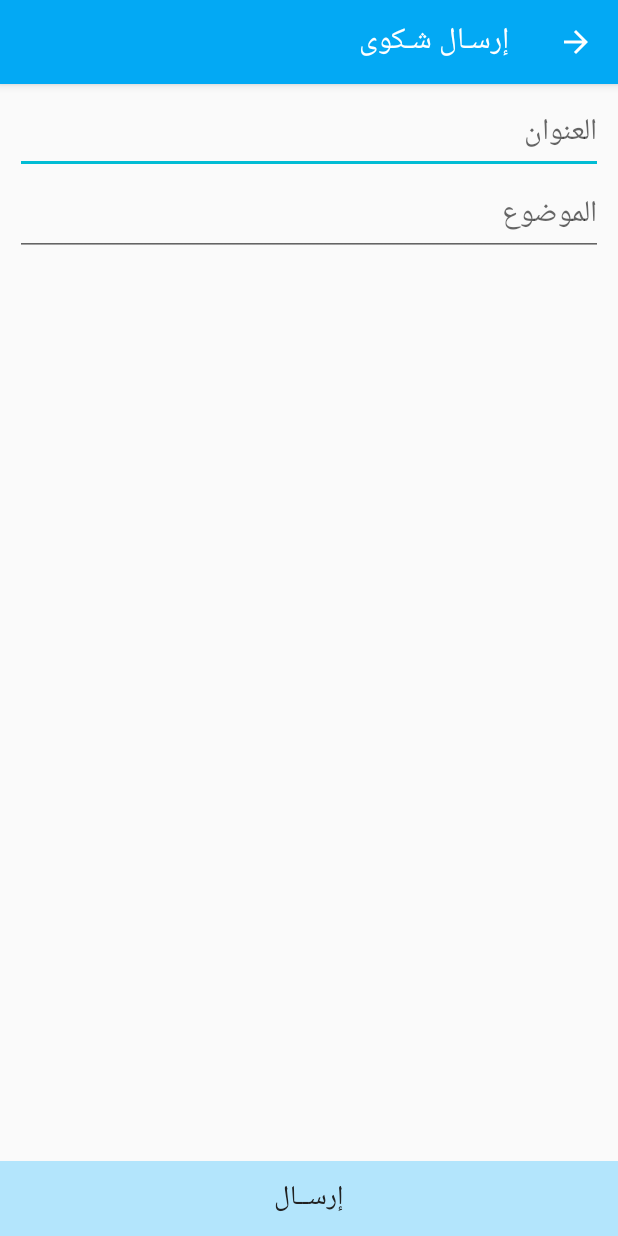
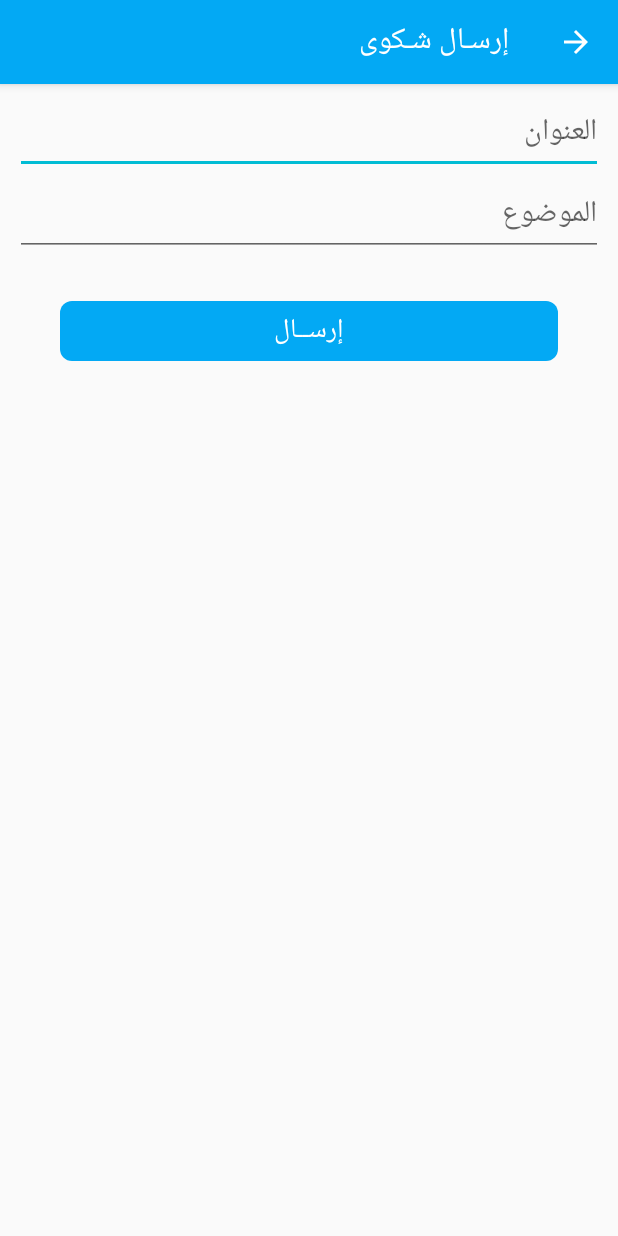
Before and after one commit to mwakeelable/maktabi, an Android app: the ComposeComplaintActivity screen opened directly, with no data from a screen before it, on a phone screen of 412 x 824 dp. Run offline under Robolectric (Android 15) with nearby library versions, the phone set to English and light mode, and no system bars; our stand-ins replace Volley; libraries missing offline, so code that uses them is left out: com.afollestad.materialdialogs.

Commit message:
fix post complaint

```diff
--- a/app/src/main/res/layout/content_compose_complaint.xml
+++ b/app/src/main/res/layout/content_compose_complaint.xml
@@ -9,28 +9,9 @@
     tools:context="com.linked_sys.maktabi.activities.ComposeComplaintActivity"
     tools:showIn="@layout/activity_compose_complaint">
 
-
-    <LinearLayout
-        android:id="@+id/btnComposeComplaint"
-        android:layout_width="match_parent"
-        android:layout_height="50dp"
-        android:layout_alignParentBottom="true"
-        android:background="@color/colorPrimaryLight"
-        android:gravity="center">
-
-        <TextView
-            android:layout_width="wrap_content"
-            android:layout_height="wrap_content"
-            android:text="إرســال"
-            android:textColor="@color/colorPrimaryText"
-            android:textSize="18sp" />
-
-    </LinearLayout>
-
     <LinearLayout
         android:layout_width="match_parent"
         android:layout_height="match_parent"
-        android:layout_above="@id/btnComposeComplaint"
         android:orientation="vertical"
         android:padding="10dp">
 
@@ -52,7 +33,31 @@
             android:hint="@string/txt_msg_body"
             android:textColor="@color/black"
             android:textSize="20sp" />
+
+
+        <LinearLayout
+            android:id="@+id/btnComposeComplaint"
+            android:layout_width="match_parent"
+            android:layout_height="40dp"
+            android:layout_marginTop="30dp"
+            android:layout_marginStart="30dp"
+            android:layout_marginEnd="30dp"
+            android:background="@drawable/login_btn"
+            android:gravity="center">
+
+            <TextView
+                android:layout_width="wrap_content"
+                android:layout_height="wrap_content"
+                android:text="إرســال"
+                android:textColor="@color/White"
+                android:textSize="18sp" />
+
+        </LinearLayout>
+
     </LinearLayout>
 
 
+
+
+
 </RelativeLayout>
```
Also changed, not shown: app/src/main/java/com/linked_sys/maktabi/activities/ComposeComplaintActivity.java (+21 -1 lines).
